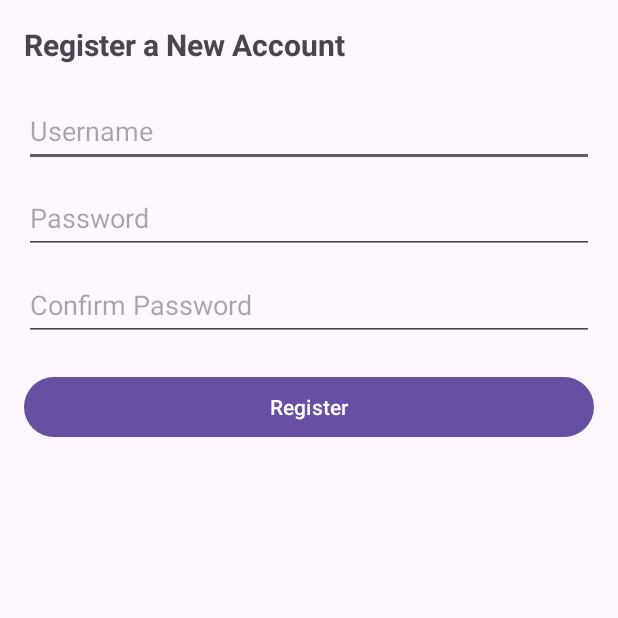
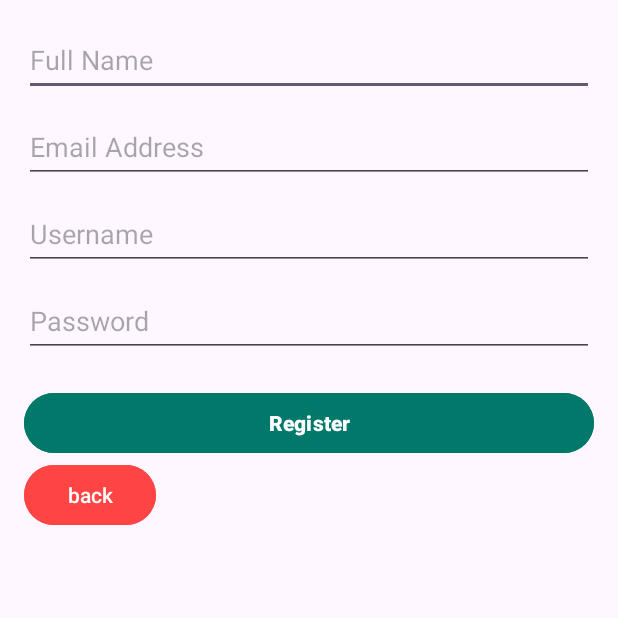
Before and after one commit to pita905/commynity-librarys_app, an Android app: the RegisterActivity screen opened directly, with no data from a screen before it, on a phone screen of 412 x 824 dp, the top half of it. Run offline under Robolectric (Android 15) with nearby library versions, the phone set to English and light mode, and no system bars.

Commit message:
5
now working

```diff
--- a/app/src/main/java/com/example/finelspruject/HomeActivity.java
+++ b/app/src/main/java/com/example/finelspruject/HomeActivity.java
@@ -26,7 +26,8 @@ public class HomeActivity extends AppCompatActivity {
             @Override
             public void onClick(View v) {
                 // Navigate to the LoginActivity when Login button is clicked
-                startActivity(new Intent(HomeActivity.this, LoginActivity.class));
+                Intent intent = new Intent(HomeActivity.this, LoginActivity.class);
+                startActivity(intent);
             }
         });
 
--- a/app/src/main/java/com/example/finelspruject/LoginActivity.java
+++ b/app/src/main/java/com/example/finelspruject/LoginActivity.java
@@ -44,15 +44,16 @@ public class LoginActivity extends AppCompatActivity {
                 if (dbHelper.validateUser(username, password)) {
                     Toast.makeText(LoginActivity.this, "Login Successful", Toast.LENGTH_SHORT).show();
 
-                    // Pass the username to the DashboardActivity
+                    // Ensure username is passed to DashboardActivity
                     Intent intent = new Intent(LoginActivity.this, DashboardActivity.class);
-                    intent.putExtra("username", username);
+                    intent.putExtra("username", username); // Pass the username
                     startActivity(intent);
                     finish(); // Close LoginActivity
                 } else {
                     Toast.makeText(LoginActivity.this, "Invalid Credentials", Toast.LENGTH_SHORT).show();
                 }
 
+
             }
         });
     }
--- a/app/src/main/java/com/example/finelspruject/RegisterActivity.java
+++ b/app/src/main/java/com/example/finelspruject/RegisterActivity.java
@@ -1,67 +1,56 @@
 package com.example.finelspruject;
 
-import android.os.Bundle;       // For handling activity states
-import android.view.View;       // For handling button click events
-import android.widget.Button;   // UI Button component
-import android.widget.EditText; // Input fields for username and passwords
-import android.widget.Toast;    // Display messages to the user
+import android.content.Intent;
+import android.os.Bundle;
+import android.text.TextUtils;
+import android.view.View;
+import android.widget.Button;
+import android.widget.EditText;
+import android.widget.Toast;
 
 import androidx.appcompat.app.AppCompatActivity;
 
 public class RegisterActivity extends AppCompatActivity {
 
-    // Declare input fields and register button
-    EditText edtUsername, edtPassword, edtConfirmPassword;
+    EditText edtName, edtEmail, edtUsername, edtPassword;
     Button btnRegister;
-
-    // Declare DatabaseHelper for accessing the SQLite database
     DatabaseHelper dbHelper;
 
     @Override
     protected void onCreate(Bundle savedInstanceState) {
         super.onCreate(savedInstanceState);
-        setContentView(R.layout.activity_register); // Set the layout file for RegisterActivity
+        setContentView(R.layout.activity_register);
 
-        // Initialize the database helper
+        // Initialize views
+        edtName = findViewById(R.id.edtName);
+        edtEmail = findViewById(R.id.edtEmail);
+        edtUsername = findViewById(R.id.edtUsername);
+        edtPassword = findViewById(R.id.edtPassword);
+        btnRegister = findViewById(R.id.btnRegister);
         dbHelper = new DatabaseHelper(this);
 
-        // Link UI elements from XML layout to Java variables
-        edtUsername = findViewById(R.id.edtUsername);
-        edtPassword = findViewById(R.id.edtPassword);
-        edtConfirmPassword = findViewById(R.id.edtConfirmPassword);
-        btnRegister = findViewById(R.id.btnRegister);
-
-        // Set click listener for the Register button
         btnRegister.setOnClickListener(new View.OnClickListener() {
             @Override
             public void onClick(View v) {
-                // Get input values from the user
+                String name = edtName.getText().toString().trim();
+                String email = edtEmail.getText().toString().trim();
                 String username = edtUsername.getText().toString().trim();
                 String password = edtPassword.getText().toString().trim();
-                String confirmPassword = edtConfirmPassword.getText().toString().trim();
 
-                // Check if all fields are filled
-                if (username.isEmpty() || password.isEmpty() || confirmPassword.isEmpty()) {
-                    Toast.makeText(RegisterActivity.this, "All fields are required!", Toast.LENGTH_SHORT).show();
-                }
-                // Check if passwords match
-                else if (!password.equals(confirmPassword)) {
-                    Toast.makeText(RegisterActivity.this, "Passwords do not match!", Toast.LENGTH_SHORT).show();
-                }
-                // Check if username already exists
-                else if (dbHelper.checkUserExists(username)) {
-                    Toast.makeText(RegisterActivity.this, "Username already exists!", Toast.LENGTH_SHORT).show();
-                }
-                // Attempt to register the user
-                else {
-                    boolean success = dbHelper.registerUser(username, password);
-                    if (success) {
-                        // Display success message and finish activity
+                // Validate input fields
+                if (TextUtils.isEmpty(name) || TextUtils.isEmpty(email) || TextUtils.isEmpty(username) || TextUtils.isEmpty(password)) {
+                    Toast.makeText(RegisterActivity.this, "Please fill all fields!", Toast.LENGTH_SHORT).show();
+                } else {
+                    // Insert user into the database
+                    long result = dbHelper.registerUser(name, email, username, password);
+
+                    if (result != -1) {
                         Toast.makeText(RegisterActivity.this, "Registration Successful!", Toast.LENGTH_SHORT).show();
-                        finish(); // Close RegisterActivity and return to LoginActivity
+                        Intent intent = new Intent(RegisterActivity.this, LoginActivity.class);
+                        startActivity(intent);
+                        finish();
                     } else {
-                        // Display failure message
-                        Toast.makeText(RegisterActivity.this, "Registration Failed!", Toast.LENGTH_SHORT).show();
+                        Toast.makeText(RegisterActivity.this, "Registration Failed! Username might already exist.", Toast.LENGTH_SHORT).show();
                     }
                 }
             }
--- a/app/src/main/res/layout/activity_register.xml
+++ b/app/src/main/res/layout/activity_register.xml
@@ -1,48 +1,71 @@
 <?xml version="1.0" encoding="utf-8"?>
-<LinearLayout
+<ScrollView
     xmlns:android="http://schemas.android.com/apk/res/android"
     android:layout_width="match_parent"
     android:layout_height="match_parent"
-    android:orientation="vertical"
     android:padding="16dp">
 
-    <TextView
-        android:layout_width="wrap_content"
+    <LinearLayout
+        android:layout_width="match_parent"
         android:layout_height="wrap_content"
-        android:text="Register a New Account"
-        android:textSize="20sp"
-        android:textStyle="bold"
-        android:layout_marginBottom="20dp" />
+        android:orientation="vertical">
 
+        <!-- Name Input -->
+        <EditText
+            android:id="@+id/edtName"
+            android:layout_width="match_parent"
+            android:layout_height="wrap_content"
+            android:layout_marginBottom="10dp"
+            android:hint="Full Name"
+            android:inputType="textPersonName"
+            android:minHeight="48dp" />
+
+        <!-- Email Input -->
+        <EditText
+            android:id="@+id/edtEmail"
+            android:layout_width="match_parent"
+            android:layout_height="wrap_content"
+            android:layout_marginBottom="10dp"
+            android:hint="Email Address"
+            android:inputType="textEmailAddress"
+            android:minHeight="48dp" />
+
+        <!-- Username Input -->
         <EditText
             android:id="@+id/edtUsername"
             android:layout_width="match_parent"
             android:layout_height="wrap_content"
+            android:layout_marginBottom="10dp"
             android:hint="Username"
+            android:inputType="text"
             android:minHeight="48dp" />
 
+        <!-- Password Input -->
         <EditText
             android:id="@+id/edtPassword"
             android:layout_width="match_parent"
             android:layout_height="wrap_content"
-        android:layout_marginTop="10dp"
+            android:layout_marginBottom="20dp"
             android:hint="Password"
             android:inputType="textPassword"
             android:minHeight="48dp" />
 
-    <EditText
-        android:id="@+id/edtConfirmPassword"
-        android:layout_width="match_parent"
-        android:layout_height="wrap_content"
-        android:layout_marginTop="10dp"
-        android:hint="Confirm Password"
-        android:inputType="textPassword"
-        android:minHeight="48dp" />
-
+        <!-- Register Button -->
         <Button
             android:id="@+id/btnRegister"
             android:layout_width="match_parent"
             android:layout_height="wrap_content"
             android:text="Register"
-        android:layout_marginTop="20dp"/>
+            android:backgroundTint="@color/teal_700"
+            android:textColor="@android:color/white"
+            android:textStyle="bold" />
+
+        <Button
+            android:id="@+id/button"
+            android:text="back"
+            android:backgroundTint="@color/holo_red_light"
+            android:layout_width="wrap_content"
+            android:layout_height="wrap_content" />
+
     </LinearLayout>
+</ScrollView>
--- a/app/src/main/res/menu/bottom_nav_menu.xml
+++ b/app/src/main/res/menu/bottom_nav_menu.xml
@@ -1,11 +1,5 @@
 <?xml version="1.0" encoding="utf-8"?>
 <menu xmlns:android="http://schemas.android.com/apk/res/android">
-
-    <item
-        android:id="@+id/navigation_dashboard"
-        android:icon="@drawable/ic_home"
-    android:title="Dashboard" />
-
     <item
         android:id="@+id/navigation_profile"
         android:icon="@drawable/ic_profile"
--- a/gradle/libs.versions.toml
+++ b/gradle/libs.versions.toml
@@ -1,5 +1,5 @@
 [versions]
-agp = "8.7.1"
+agp = "8.7.3"
 junit = "4.13.2"
 junitVersion = "1.2.1"
 espressoCore = "3.6.1"
```
Also changed, not shown: app/src/main/AndroidManifest.xml (+6 -8 lines), app/src/main/java/com/example/finelspruject/DashboardActivity.java (+25 -28 lines), app/src/main/java/com/example/finelspruject/DatabaseHelper.java (+38 -42 lines), app/src/main/java/com/example/finelspruject/fragments/DashboardFragment.java (deleted, +0 -21 lines), app/src/main/java/com/example/finelspruject/fragments/ProfileFragment.java (+25 -7 lines), app/src/main/res/layout/activity_search_libraries.xml (deleted, +0 -30 lines), app/src/main/res/layout/fragment_dashboard.xml (deleted, +0 -8 lines). Lines whose indentation alone changed are shown as unchanged.
